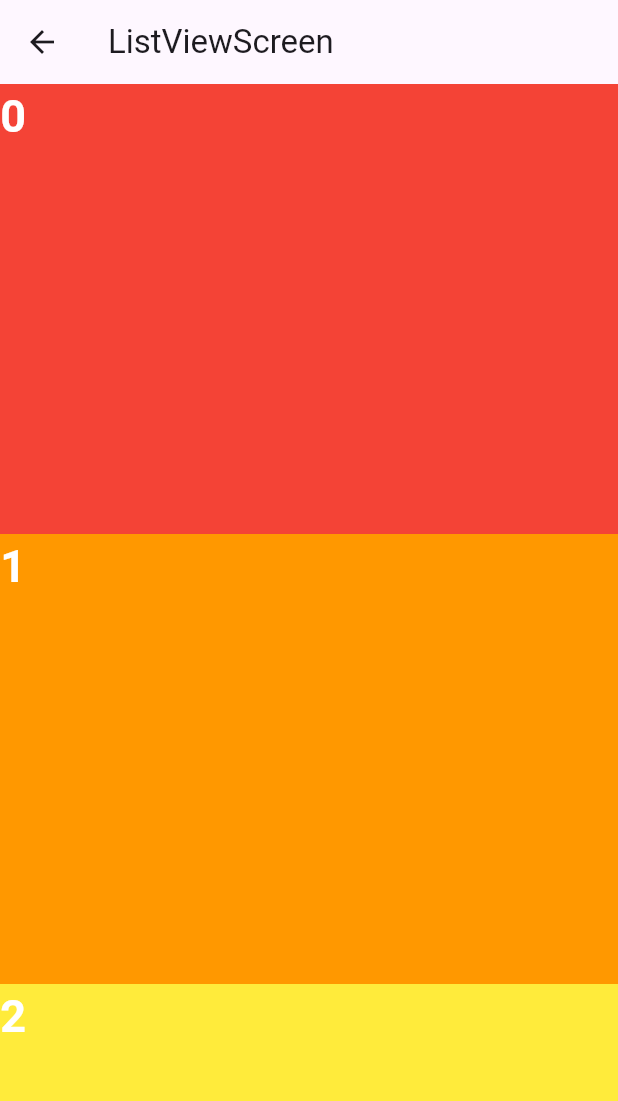
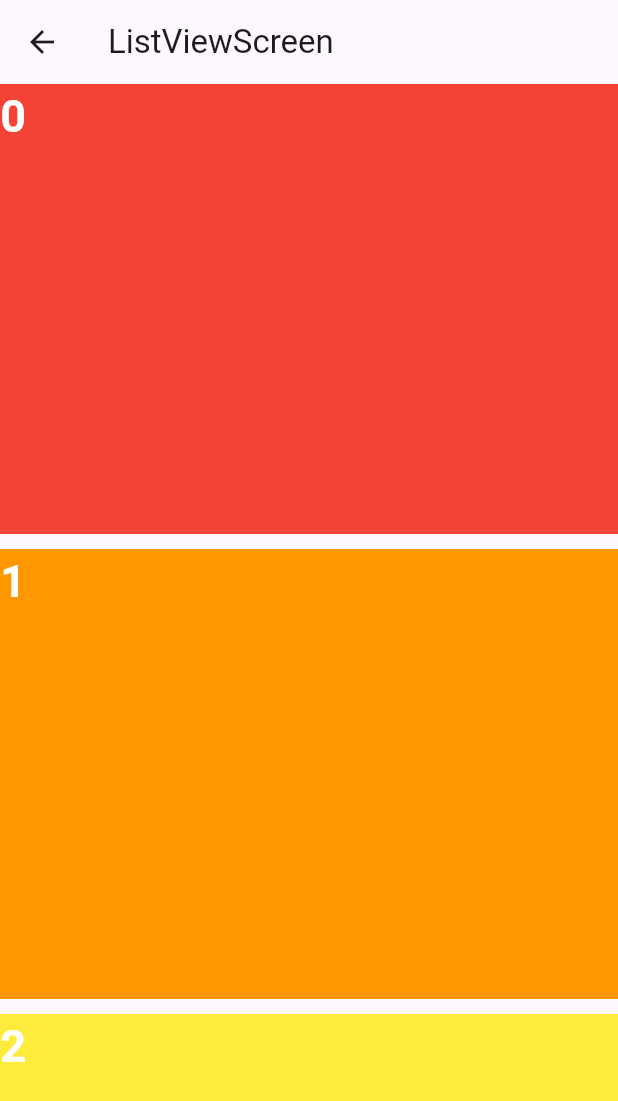
Before and after one commit to head1ton/flutter_scrollable, a Flutter app: the screen it shows after launch, after a tap on "ListViewScreen", on a phone screen of 412 x 824 dp. Shown: the top 1101 px of the screen. Run offline on Flutter 3.47's test engine with Material 3 defaults, Android fonts, the phone set to English and light mode, and no system bars.

Commit message:
listView 추가

```diff
--- a/lib/screen/list_view_screen.dart
+++ b/lib/screen/list_view_screen.dart
@@ -11,7 +11,55 @@ class ListViewScreen extends StatelessWidget {
   Widget build(BuildContext context) {
     return MainLayout(
       title: 'ListViewScreen',
-      body: renderBuilder(),
+      body: ListView.separated(
+        itemCount: 100,
+        itemBuilder: (context, index) {
+          return renderContainer(
+            color: rainbowColors[index % rainbowColors.length],
+            index: index,
+          );
+        },
+        separatorBuilder: (BuildContext context, int index) {
+          index += 1;
+          // 배너 보여주기 (유용함)
+          if (index % 5 == 0) {
+            return renderContainer(
+              color: Colors.black,
+              index: index,
+              height: 100,
+            );
+          }
+
+          return SizedBox(
+            height: 10.0,
+          );
+        },
+      ),
+    );
+  }
+
+  Widget renderSeparated() {
+    return ListView.separated(
+      itemCount: 100,
+      itemBuilder: (context, index) {
+        return renderContainer(
+          color: rainbowColors[index % rainbowColors.length],
+          index: index,
+        );
+      },
+      separatorBuilder: (BuildContext context, int index) {
+        index += 1;
+        // 배너 보여주기 (유용함)
+        if (index % 5 == 0) {
+          return renderContainer(
+            color: Colors.black,
+            index: index,
+            height: 100,
+          );
+        }
+
+        return Container();
+      },
     );
   }
 
@@ -43,11 +91,12 @@ class ListViewScreen extends StatelessWidget {
   Widget renderContainer({
     required Color color,
     required int index,
+    double? height,
   }) {
     print(index);
 
     return Container(
-      height: 300,
+      height: height ?? 300,
       color: color,
       child: Text(
         index.toString(),
```
